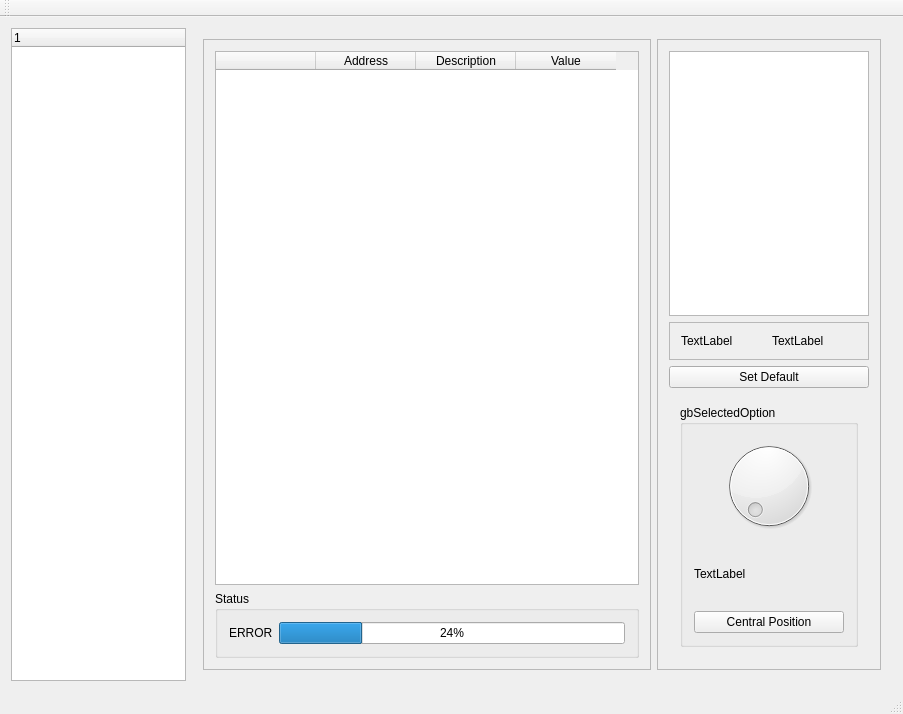
fjp/dynamixel, file DynamixelWizard/mainwindow.ui: the form before one commit.
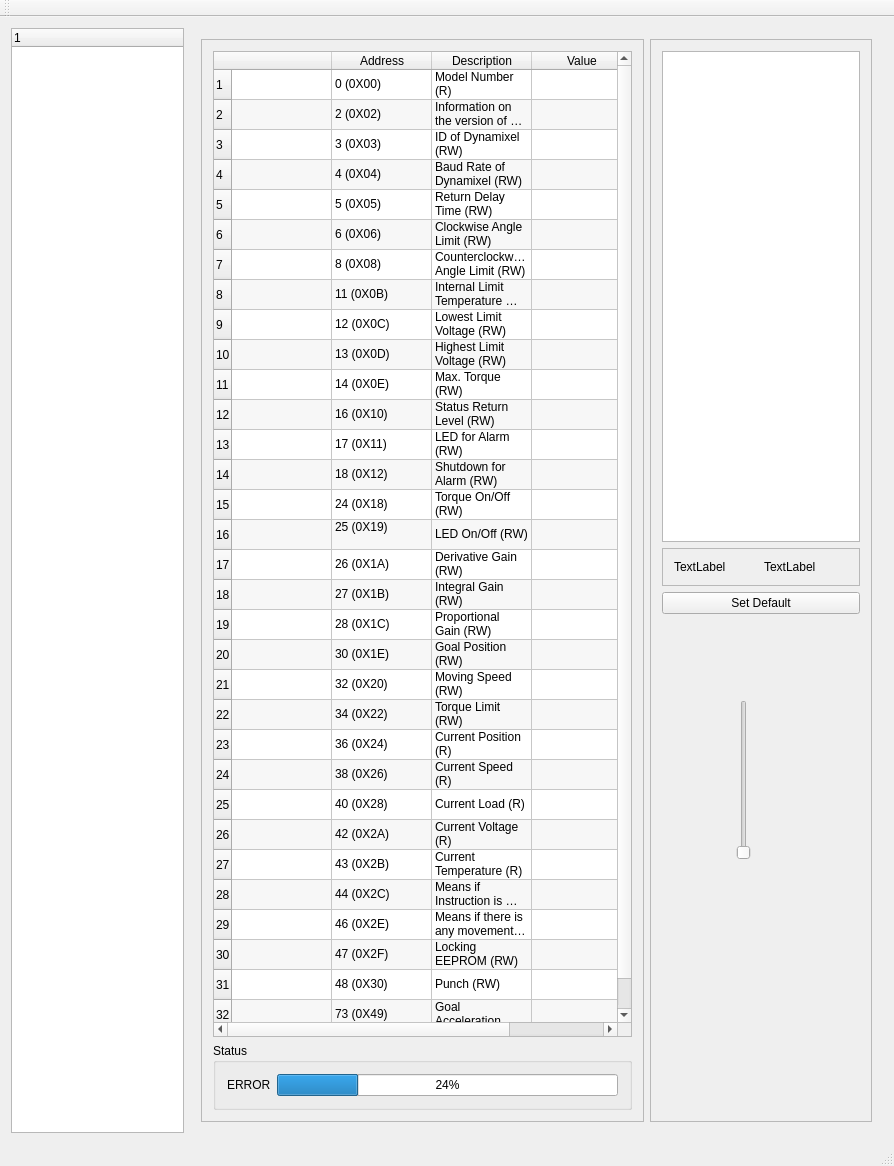
The form after the commit. The open tabs and pages were chosen to show the change.

Commit message: list connected dynamixel in treewidget; fill tablewidget with control table values; receive data from selected dynamixel and write it into tablewidget; TODO: ID starts from 256 instead 0. Why?; TODO: adopt values properly

What changed in the file:
```diff
--- a/DynamixelWizard/mainwindow.ui
+++ b/DynamixelWizard/mainwindow.ui
@@ -6,8 +6,8 @@
    <rect>
     <x>0</x>
     <y>0</y>
-    <width>903</width>
-    <height>714</height>
+    <width>894</width>
+    <height>1166</height>
    </rect>
   </property>
   <property name="windowTitle">
@@ -23,6 +23,9 @@
         <verstretch>0</verstretch>
        </sizepolicy>
       </property>
+      <property name="columnCount">
+       <number>1</number>
+      </property>
       <column>
        <property name="text">
         <string notr="true">1</string>
@@ -66,6 +69,47 @@
                <verstretch>0</verstretch>
               </sizepolicy>
              </property>
+             <property name="editTriggers">
+              <set>QAbstractItemView::NoEditTriggers</set>
+             </property>
+             <property name="alternatingRowColors">
+              <bool>true</bool>
+             </property>
+             <property name="rowCount">
+              <number>32</number>
+             </property>
+             <row/>
+             <row/>
+             <row/>
+             <row/>
+             <row/>
+             <row/>
+             <row/>
+             <row/>
+             <row/>
+             <row/>
+             <row/>
+             <row/>
+             <row/>
+             <row/>
+             <row/>
+             <row/>
+             <row/>
+             <row/>
+             <row/>
+             <row/>
+             <row/>
+             <row/>
+             <row/>
+             <row/>
+             <row/>
+             <row/>
+             <row/>
+             <row/>
+             <row/>
+             <row/>
+             <row/>
+             <row/>
              <column>
               <property name="text">
                <string/>
@@ -86,6 +130,337 @@
                <string>Value</string>
               </property>
              </column>
+             <item row="0" column="0"/>
+             <item row="0" column="1">
+              <property name="text">
+               <string>0 (0X00)</string>
+              </property>
+             </item>
+             <item row="0" column="2">
+              <property name="text">
+               <string>Model Number (R)</string>
+              </property>
+             </item>
+             <item row="1" column="1">
+              <property name="text">
+               <string>2 (0X02)</string>
+              </property>
+             </item>
+             <item row="1" column="2">
+              <property name="text">
+               <string>Information on the version of firmware (R)</string>
+              </property>
+             </item>
+             <item row="2" column="1">
+              <property name="text">
+               <string>3 (0X03)</string>
+              </property>
+             </item>
+             <item row="2" column="2">
+              <property name="text">
+               <string>ID of Dynamixel (RW)</string>
+              </property>
+             </item>
+             <item row="3" column="1">
+              <property name="text">
+               <string>4 (0X04)</string>
+              </property>
+             </item>
+             <item row="3" column="2">
+              <property name="text">
+               <string>Baud Rate of Dynamixel (RW)</string>
+              </property>
+             </item>
+             <item row="4" column="1">
+              <property name="text">
+               <string>5 (0X05)</string>
+              </property>
+             </item>
+             <item row="4" column="2">
+              <property name="text">
+               <string>Return Delay Time (RW)</string>
+              </property>
+             </item>
+             <item row="5" column="1">
+              <property name="text">
+               <string>6 (0X06)</string>
+              </property>
+             </item>
+             <item row="5" column="2">
+              <property name="text">
+               <string>Clockwise Angle Limit (RW)</string>
+              </property>
+             </item>
+             <item row="6" column="1">
+              <property name="text">
+               <string>8 (0X08)</string>
+              </property>
+             </item>
+             <item row="6" column="2">
+              <property name="text">
+               <string>Counterclockwise Angle Limit (RW)</string>
+              </property>
+             </item>
+             <item row="7" column="1">
+              <property name="text">
+               <string>11 (0X0B)</string>
+              </property>
+             </item>
+             <item row="7" column="2">
+              <property name="text">
+               <string>Internal Limit Temperature (RW)</string>
+              </property>
+             </item>
+             <item row="8" column="1">
+              <property name="text">
+               <string>12 (0X0C)</string>
+              </property>
+             </item>
+             <item row="8" column="2">
+              <property name="text">
+               <string>Lowest Limit Voltage (RW)</string>
+              </property>
+             </item>
+             <item row="9" column="1">
+              <property name="text">
+               <string>13 (0X0D)</string>
+              </property>
+             </item>
+             <item row="9" column="2">
+              <property name="text">
+               <string>Highest Limit Voltage (RW)</string>
+              </property>
+             </item>
+             <item row="10" column="1">
+              <property name="text">
+               <string>14 (0X0E)</string>
+              </property>
+             </item>
+             <item row="10" column="2">
+              <property name="text">
+               <string>Max. Torque (RW)</string>
+              </property>
+             </item>
+             <item row="11" column="1">
+              <property name="text">
+               <string>16 (0X10)</string>
+              </property>
+             </item>
+             <item row="11" column="2">
+              <property name="text">
+               <string>Status Return Level (RW)</string>
+              </property>
+             </item>
+             <item row="12" column="1">
+              <property name="text">
+               <string>17 (0X11)</string>
+              </property>
+             </item>
+             <item row="12" column="2">
+              <property name="text">
+               <string>LED for Alarm (RW)</string>
+              </property>
+              <property name="background">
+               <brush brushstyle="NoBrush">
+                <color alpha="255">
+                 <red>105</red>
+                 <green>175</green>
+                 <blue>255</blue>
+                </color>
+               </brush>
+              </property>
+             </item>
+             <item row="13" column="1">
+              <property name="text">
+               <string>18 (0X12)</string>
+              </property>
+             </item>
+             <item row="13" column="2">
+              <property name="text">
+               <string>Shutdown for Alarm (RW)</string>
+              </property>
+             </item>
+             <item row="14" column="1">
+              <property name="text">
+               <string>24 (0X18)</string>
+              </property>
+             </item>
+             <item row="14" column="2">
+              <property name="text">
+               <string>Torque On/Off (RW)</string>
+              </property>
+             </item>
+             <item row="15" column="1">
+              <property name="text">
+               <string>25 (0X19)
+</string>
+              </property>
+             </item>
+             <item row="15" column="2">
+              <property name="text">
+               <string>LED On/Off (RW)</string>
+              </property>
+             </item>
+             <item row="16" column="1">
+              <property name="text">
+               <string>26 (0X1A)</string>
+              </property>
+             </item>
+             <item row="16" column="2">
+              <property name="text">
+               <string>Derivative Gain (RW)</string>
+              </property>
+             </item>
+             <item row="17" column="1">
+              <property name="text">
+               <string>27 (0X1B)</string>
+              </property>
+             </item>
+             <item row="17" column="2">
+              <property name="text">
+               <string>Integral Gain (RW)</string>
+              </property>
+             </item>
+             <item row="18" column="1">
+              <property name="text">
+               <string>28 (0X1C)</string>
+              </property>
+             </item>
+             <item row="18" column="2">
+              <property name="text">
+               <string>Proportional Gain (RW)</string>
+              </property>
+             </item>
+             <item row="19" column="1">
+              <property name="text">
+               <string>30 (0X1E)</string>
+              </property>
+             </item>
+             <item row="19" column="2">
+              <property name="text">
+               <string>Goal Position (RW)</string>
+              </property>
+             </item>
+             <item row="20" column="1">
+              <property name="text">
+               <string>32 (0X20)</string>
+              </property>
+             </item>
+             <item row="20" column="2">
+              <property name="text">
+               <string>Moving Speed (RW)</string>
+              </property>
+             </item>
+             <item row="21" column="1">
+              <property name="text">
+               <string>34 (0X22)</string>
+              </property>
+             </item>
+             <item row="21" column="2">
+              <property name="text">
+               <string>Torque Limit (RW)</string>
+              </property>
+             </item>
+             <item row="22" column="1">
+              <property name="text">
+               <string>36 (0X24)</string>
+              </property>
+             </item>
+             <item row="22" column="2">
+              <property name="text">
+               <string>Current Position (R)</string>
+              </property>
+             </item>
+             <item row="23" column="1">
+              <property name="text">
+               <string>38 (0X26)</string>
+              </property>
+             </item>
+             <item row="23" column="2">
+              <property name="text">
+               <string>Current Speed (R)</string>
+              </property>
+             </item>
+             <item row="24" column="1">
+              <property name="text">
+               <string>40 (0X28)</string>
+              </property>
+             </item>
+             <item row="24" column="2">
+              <property name="text">
+               <string>Current Load (R)</string>
+              </property>
+             </item>
+             <item row="25" column="1">
+              <property name="text">
+               <string>42 (0X2A)</string>
+              </property>
+             </item>
+             <item row="25" column="2">
+              <property name="text">
+               <string>Current Voltage (R)</string>
+              </property>
+             </item>
+             <item row="26" column="1">
+              <property name="text">
+               <string>43 (0X2B)</string>
+              </property>
+             </item>
+             <item row="26" column="2">
+              <property name="text">
+               <string>Current Temperature (R)</string>
+              </property>
+             </item>
+             <item row="27" column="1">
+              <property name="text">
+               <string>44 (0X2C)</string>
+              </property>
+             </item>
+             <item row="27" column="2">
+              <property name="text">
+               <string>Means if Instruction is registered (R)</string>
+              </property>
+             </item>
+             <item row="28" column="1">
+              <property name="text">
+               <string>46 (0X2E)</string>
+              </property>
+             </item>
+             <item row="28" column="2">
+              <property name="text">
+               <string>Means if there is any movement (R)</string>
+              </property>
+             </item>
+             <item row="29" column="1">
+              <property name="text">
+               <string>47 (0X2F)</string>
+              </property>
+             </item>
+             <item row="29" column="2">
+              <property name="text">
+               <string>Locking EEPROM (RW)</string>
+              </property>
+             </item>
+             <item row="30" column="1">
+              <property name="text">
+               <string>48 (0X30)</string>
+              </property>
+             </item>
+             <item row="30" column="2">
+              <property name="text">
+               <string>Punch (RW)</string>
+              </property>
+             </item>
+             <item row="31" column="1">
+              <property name="text">
+               <string>73 (0X49)</string>
+              </property>
+             </item>
+             <item row="31" column="2">
+              <property name="text">
+               <string>Goal Acceleration (RW)</string>
+              </property>
+             </item>
             </widget>
            </item>
            <item>
@@ -200,7 +575,22 @@
                </item>
               </layout>
              </widget>
-             <widget class="QWidget" name="pageTorqueLimit"/>
+             <widget class="QWidget" name="page1TorqueLimit">
+              <widget class="QSlider" name="verticalSlider">
+               <property name="geometry">
+                <rect>
+                 <x>70</x>
+                 <y>80</y>
+                 <width>24</width>
+                 <height>160</height>
+                </rect>
+               </property>
+               <property name="orientation">
+                <enum>Qt::Vertical</enum>
+               </property>
+              </widget>
+             </widget>
+             <widget class="QWidget" name="page"/>
             </widget>
            </item>
           </layout>
```
Left out of the diff: 19 changed lines with no effect on the pictures. The commit also changes 20 other files.
